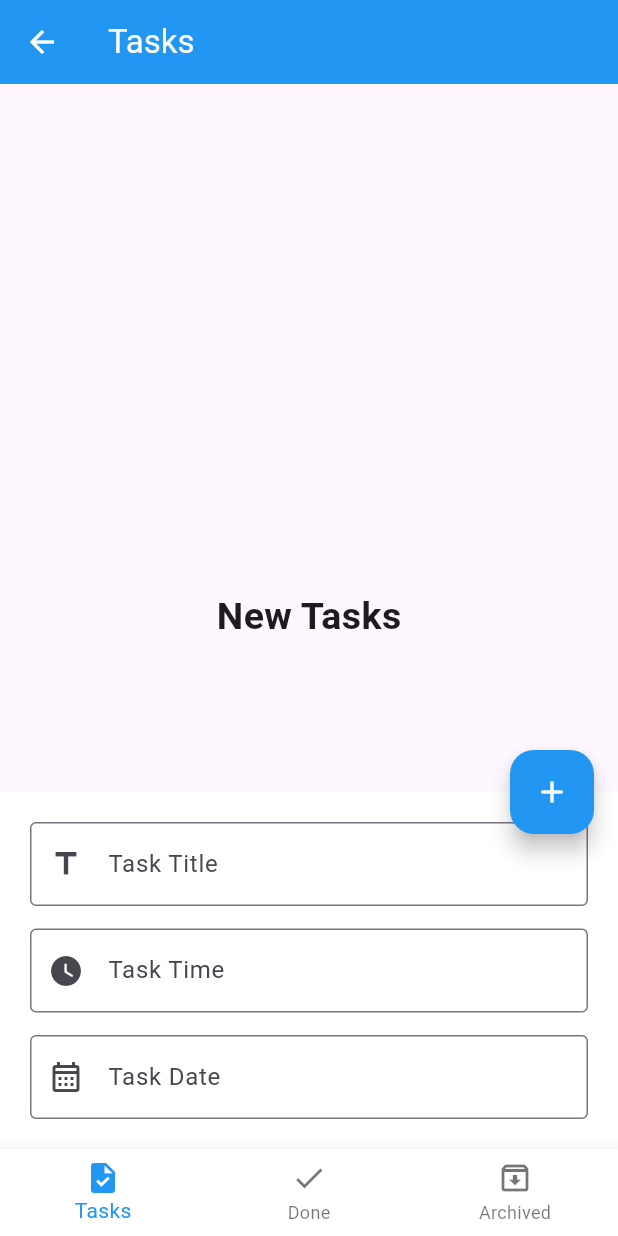
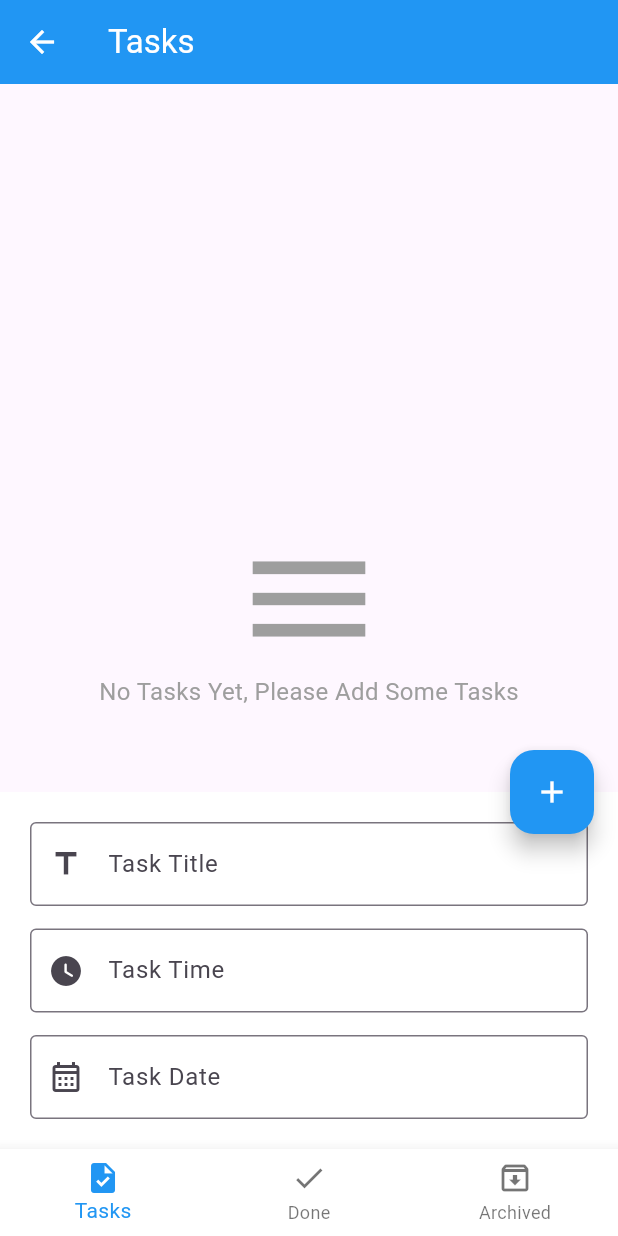
Before and after one commit to yousssef032/flutter_todo_list, a Flutter app: the screen it shows after launch, after a tap on the "edit" icon, on a phone screen of 412 x 824 dp. Run offline on Flutter 3.47's test engine with Material 3 defaults, Android fonts, the phone set to English and light mode, and no system bars; our stand-ins replace bloc, flutter_bloc, sqflite; accounts and stored records are empty.

Commit message:
done with most of the functionalities and some of the UI

```diff
--- a/to_do_list/lib/layout/home_layout.dart
+++ b/to_do_list/lib/layout/home_layout.dart
@@ -1,17 +1,14 @@
 import 'package:flutter/material.dart';
+import 'package:flutter_bloc/flutter_bloc.dart';
 import 'package:intl/intl.dart';
 import 'package:sqflite/sqflite.dart';
 import 'package:to_do_list/modules/archived_tasks/archived_tasks_screen.dart';
 import 'package:to_do_list/modules/done_tasks/done_task_screen.dart';
 import 'package:to_do_list/modules/new_tasks/new_tasks_screen.dart';
 import 'package:to_do_list/shared/components.dart';
-
-class HomeLayout extends StatefulWidget {
-  const HomeLayout({super.key});
-
-  @override
-  State<HomeLayout> createState() => _HomeLayoutState();
-}
+import 'package:to_do_list/shared/constants.dart';
+import 'package:to_do_list/shared/cubit/cubit.dart';
+import 'package:to_do_list/shared/cubit/states.dart';
 
 //1.create database
 //2.create table
@@ -20,57 +17,50 @@ class HomeLayout extends StatefulWidget {
 //5. read from database
 //6. update database
 //7. delete from database
-
-class _HomeLayoutState extends State<HomeLayout> {
-  int currentIndex = 0;
-  List<Widget> screens = [
-    NewTasksScreen(),
-    DoneTaskScreen(),
-    ArchivedTasksScreen(),
-  ];
-  List<String> titles = [
-    'Tasks',
-    'Done Tasks',
-    'Archived Takss',
-  ];
-  Database? database;
+class HomeLayout extends StatelessWidget {
   var scaffoldKey = GlobalKey<ScaffoldState>();
   var formKey = GlobalKey<FormState>();
-  bool isBottomSheetShown = false;
-  IconData fabIcon = Icons.edit;
+
   var titleController = TextEditingController();
   var timeController = TextEditingController();
   var dateController = TextEditingController();
 
   @override
-  void initState() {
-    super.initState();
-    createDatabase();
+  Widget build(BuildContext context) {
+    return BlocProvider(
+      create: (context) => AppCubit()..createDatabase(),
+      child: BlocConsumer<AppCubit, AppStates>(
+        listener: (BuildContext context, AppStates state) {
+          if (state is AppInsertDatabaseState) {
+            if (AppCubit.get(context).isBottomSheetShown) {
+              Navigator.pop(context);
             }
+          }
+        },
+        builder: (BuildContext context, AppStates state) {
+          AppCubit cubit = AppCubit.get(context);
 
-  @override
-  Widget build(BuildContext context) {
           return Scaffold(
             key: scaffoldKey,
             appBar: AppBar(
-        title: Text(titles[currentIndex]),
+              title: Text(cubit.titles[cubit.currentIndex]),
             ),
-      body: screens[currentIndex],
+            body: state is AppGetDatabaseLoadingState
+                ? Center(
+                    child: CircularProgressIndicator(
+                      color: Colors.blue,
+                    ),
+                  )
+                : cubit.screens[cubit.currentIndex],
             floatingActionButton: FloatingActionButton(
               onPressed: () {
-          if (isBottomSheetShown) {
+                if (cubit.isBottomSheetShown) {
                   if (formKey.currentState?.validate() ?? false) {
-              insertToDatabase(
+                    cubit.insertToDatabase(
                       titleController.text,
                       dateController.text,
                       timeController.text,
-              ).then((value) {
-                Navigator.pop(context);
-                isBottomSheetShown = false;
-                setState(() {
-                  fabIcon = Icons.edit;
-                });
-              });
+                    );
                   } else {}
                 } else {
                   scaffoldKey.currentState!
@@ -160,28 +150,26 @@ class _HomeLayoutState extends State<HomeLayout> {
                       )
                       .closed
                       .then((value) {
-              isBottomSheetShown = false;
-              setState(() {
-                fabIcon = Icons.edit;
+                    cubit.changeBottomSheetState(
+                      Show: false,
+                      icon: Icons.edit,
+                    );
                   });
-            });
-            isBottomSheetShown = true;
-            setState(() {
-              fabIcon = Icons.add;
-            });
+                  cubit.changeBottomSheetState(
+                    Show: true,
+                    icon: Icons.add,
+                  );
                 }
               },
               child: Icon(
-          fabIcon,
+                cubit.fabIcon,
               ),
             ),
             bottomNavigationBar: BottomNavigationBar(
               type: BottomNavigationBarType.fixed,
-        currentIndex: currentIndex,
+              currentIndex: cubit.currentIndex,
               onTap: (index) {
-          setState(() {
-            currentIndex = index;
-          });
+                cubit.changeIndex(index);
               },
               items: [
                 BottomNavigationBarItem(
@@ -205,53 +193,12 @@ class _HomeLayoutState extends State<HomeLayout> {
               ],
             ),
           );
+        },
+      ),
+    );
   }
 
   Future<String> getName() async {
     return 'Ahmed Ali';
   }
-
-  void createDatabase() async {
-    database = await openDatabase(
-      'todo.db',
-      version: 1,
-      onCreate: (database, version) async {
-        await database
-            .execute(
-                //id integer
-                //title string
-                //date string
-                //time string
-                //status string
-                'CREATE TABLE tasks (id INTEGER PRIMARY KEY, title TEXT, date TEXT, time TEXT, status TEXT)')
-            .then((value) {
-          print('Table created');
-        }).catchError((error) {
-          print('Error when creating table: ${error.toString()}');
-        });
-
-        print('Database created');
-      },
-      onOpen: (database) {
-        print('Database opened');
-      },
-    );
 }
-
-  Future insertToDatabase(
-    @required String title,
-    @required String date,
-    @required String time,
-  ) async {
-    return await database?.transaction((txn) async {
-      txn
-          .rawInsert(
-              'INSERT INTO tasks(title ,date ,time ,status)VALUES ($title,$date,$time,"new" )')
-          .then((value) {
-        print('inserted successfully with id: $value');
-      }).catchError((error) {
-        print('Error when inserting new record: ${error.toString()}');
-      });
-    });
-  }
-}
--- a/to_do_list/lib/main.dart
+++ b/to_do_list/lib/main.dart
@@ -1,7 +1,11 @@
+import 'package:bloc/bloc.dart';
 import 'package:flutter/material.dart';
 import 'package:to_do_list/layout/home_layout.dart';
+import 'package:to_do_list/shared/bloc_observer.dart';
 
 void main() {
+  Bloc.observer = MyBlocObserver();
+
   runApp(const MyApp());
 }
 
@@ -22,7 +26,7 @@ class MyApp extends StatelessWidget {
               backgroundColor: Colors.blue, foregroundColor: Colors.white),
           bottomNavigationBarTheme: BottomNavigationBarThemeData(
               backgroundColor: Colors.white, selectedItemColor: Colors.blue)),
-      home: const HomeLayout(),
+      home: HomeLayout(),
     );
   }
 }
--- a/to_do_list/lib/modules/new_tasks/new_tasks_screen.dart
+++ b/to_do_list/lib/modules/new_tasks/new_tasks_screen.dart
@@ -1,18 +1,34 @@
 import 'package:flutter/material.dart';
+import 'package:flutter_bloc/flutter_bloc.dart';
+import 'package:to_do_list/shared/components.dart';
+import 'package:to_do_list/shared/constants.dart';
+import 'package:to_do_list/shared/cubit/cubit.dart';
+import 'package:to_do_list/shared/cubit/states.dart';
 
 class NewTasksScreen extends StatelessWidget {
-  const NewTasksScreen({super.key});
-
   @override
   Widget build(BuildContext context) {
-    return Center(
-      child: Text(
-        'New Tasks',
-        style: TextStyle(
-          fontSize: 25.0,
-          fontWeight: FontWeight.bold,
-        ),
-      ),
-    );
+    return BlocConsumer<AppCubit, AppStates>(
+        listener: (BuildContext context, state) {},
+        builder: (context, state) {
+          var tasks = AppCubit.get(context).newTasks;
+          return tasks.isEmpty
+              ? emptyTasksWidget()
+              : ListView.separated(
+                  itemBuilder: (context, index) =>
+                      buildTaskItem(tasks[index], context),
+                  separatorBuilder: (context, index) => Padding(
+                    padding: const EdgeInsetsDirectional.only(
+                      start: 20.0,
+                    ),
+                    child: Container(
+                      width: double.infinity,
+                      height: 1.0,
+                      color: Colors.grey[300],
+                    ),
+                  ),
+                  itemCount: tasks.length,
+                );
+        });
   }
 }
--- /dev/null
+++ b/to_do_list/lib/shared/cubit/cubit.dart
@@ -0,0 +1,141 @@
+import 'package:bloc/bloc.dart';
+import 'package:flutter/material.dart';
+import 'package:flutter_bloc/flutter_bloc.dart';
+import 'package:sqflite/sqflite.dart';
+import 'package:to_do_list/shared/constants.dart';
+import 'package:to_do_list/shared/cubit/states.dart';
+
+import '../../modules/archived_tasks/archived_tasks_screen.dart';
+import '../../modules/done_tasks/done_task_screen.dart';
+import '../../modules/new_tasks/new_tasks_screen.dart';
+
+class AppCubit extends Cubit<AppStates> {
+  AppCubit() : super(AppInitialState());
+  static AppCubit get(context) => BlocProvider.of(context);
+  Database? database;
+  List<Map> newTasks = [];
+  List<Map> archivedTasks = [];
+  List<Map> doneTasks = [];
+
+  bool isBottomSheetShown = false;
+  IconData fabIcon = Icons.edit;
+  int currentIndex = 0;
+  List<Widget> screens = [
+    NewTasksScreen(),
+    DoneTaskScreen(),
+    ArchivedTasksScreen(),
+  ];
+  List<String> titles = [
+    'Tasks',
+    'Done Tasks',
+    'Archived Takss',
+  ];
+
+  void changeIndex(int index) {
+    currentIndex = index;
+    emit(AppChangeBottomNavBarState());
+  }
+
+  void createDatabase() {
+    openDatabase(
+      'todo.db',
+      version: 1,
+      onCreate: (database, version) async {
+        await database
+            .execute(
+                //id integer
+                //title string
+                //date string
+                //time string
+                //status string
+                'CREATE TABLE tasks (id INTEGER PRIMARY KEY, title TEXT, date TEXT, time TEXT, status TEXT)')
+            .then((value) {
+          print('Table created');
+        }).catchError((error) {
+          print('Error when creating table: ${error.toString()}');
+        });
+
+        print('Database created');
+      },
+      onOpen: (database) {
+        getDataFromDatabase(database);
+      },
+    ).then((value) {
+      database = value;
+      emit(AppCreateDatabaseState());
+    }).catchError((error) {
+      print('Error when creating database: ${error.toString()}');
+    });
+  }
+
+  insertToDatabase(
+    @required String title,
+    @required String date,
+    @required String time,
+  ) async {
+    await database?.transaction((txn) async {
+      txn
+          .rawInsert(
+              'INSERT INTO tasks(title ,date ,time ,status)VALUES ("$title","$date","$time","new" )')
+          .then((value) {
+        print('inserted successfully: $value');
+        emit(AppInsertDatabaseState());
+
+        getDataFromDatabase(database);
+      });
+    }).catchError((error) {
+      print('Error when inserting new record: ${error.toString()}');
+    });
+  }
+
+  void getDataFromDatabase(database) async {
+    newTasks = [];
+    doneTasks = [];
+    archivedTasks = [];
+    emit(AppGetDatabaseLoadingState());
+    database?.rawQuery('SELECT * FROM tasks').then((value) {
+      value.forEach((element) {
+        if (element['status'] == 'new') {
+          newTasks.add(element);
+        } else if (element['status'] == 'done') {
+          doneTasks.add(element);
+        } else {
+          archivedTasks.add(element);
+        }
+      });
+      emit(AppGetDatabaseState());
+    });
+  }
+
+  void changeBottomSheetState({
+    required bool Show,
+    required IconData icon,
+  }) {
+    isBottomSheetShown = Show;
+    fabIcon = icon;
+    emit(AppChangeBottomSheetState());
+  }
+
+  void updateData({
+    required String status,
+    required int id,
+  }) async {
+    database?.rawUpdate('UPDATE tasks SET status = ?  WHERE id = ?', [
+      '$status',
+      '$id',
+    ]).then((value) {
+      getDataFromDatabase(database);
+      emit(AppUpdateDatabaseState());
+    });
+  }
+
+  void deleteData({
+    required int id,
+  }) async {
+    database
+        ?.rawDelete('DELETE FROM tasks WHERE id = ?', ['$id']).then((value) {
+      getDataFromDatabase(database);
+      emit(AppDeleteDatabaseState());
+    });
+  }
+}
--- /dev/null
+++ b/to_do_list/lib/shared/cubit/states.dart
@@ -0,0 +1,19 @@
+abstract class AppStates {}
+
+class AppInitialState extends AppStates {}
+
+class AppChangeBottomNavBarState extends AppStates {}
+
+class AppCreateDatabaseState extends AppStates {}
+
+class AppGetDatabaseState extends AppStates {}
+
+class AppInsertDatabaseState extends AppStates {}
+
+class AppChangeBottomSheetState extends AppStates {}
+
+class AppGetDatabaseLoadingState extends AppStates {}
+
+class AppUpdateDatabaseState extends AppStates {}
+
+class AppDeleteDatabaseState extends AppStates {}
--- a/to_do_list/pubspec.yaml
+++ b/to_do_list/pubspec.yaml
@@ -36,6 +36,9 @@ dependencies:
   cupertino_icons: ^1.0.8
   sqflite: ^2.4.1
   intl: ^0.20.2
+  bloc: ^9.0.0
+  flutter_bloc: ^9.0.0
+
 
 
 dev_dependencies:
```
Also changed, not shown: to_do_list/lib/modules/archived_tasks/archived_tasks_screen.dart (+27 -9 lines), to_do_list/lib/modules/done_tasks/done_task_screen.dart (+27 -9 lines), to_do_list/lib/shared/bloc_observer.dart (added, +27 -0 lines), to_do_list/lib/shared/components.dart (+89 -0 lines), to_do_list/lib/shared/constants.dart (added), to_do_list/pubspec.lock. Lines whose indentation alone changed are shown as unchanged.
